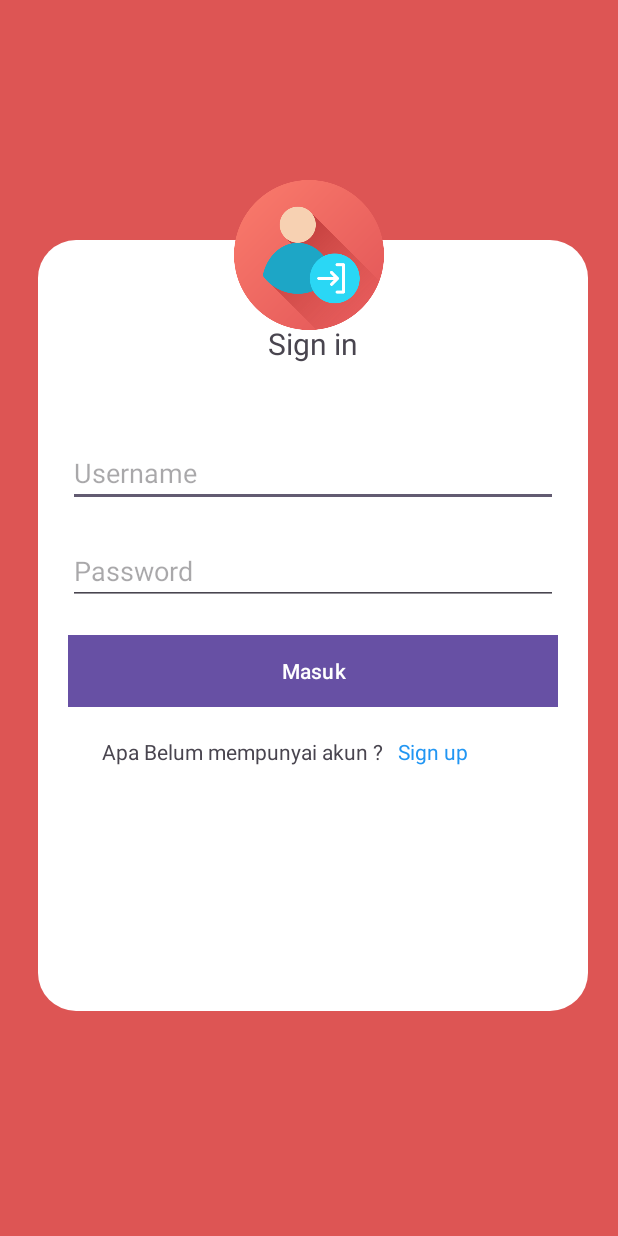
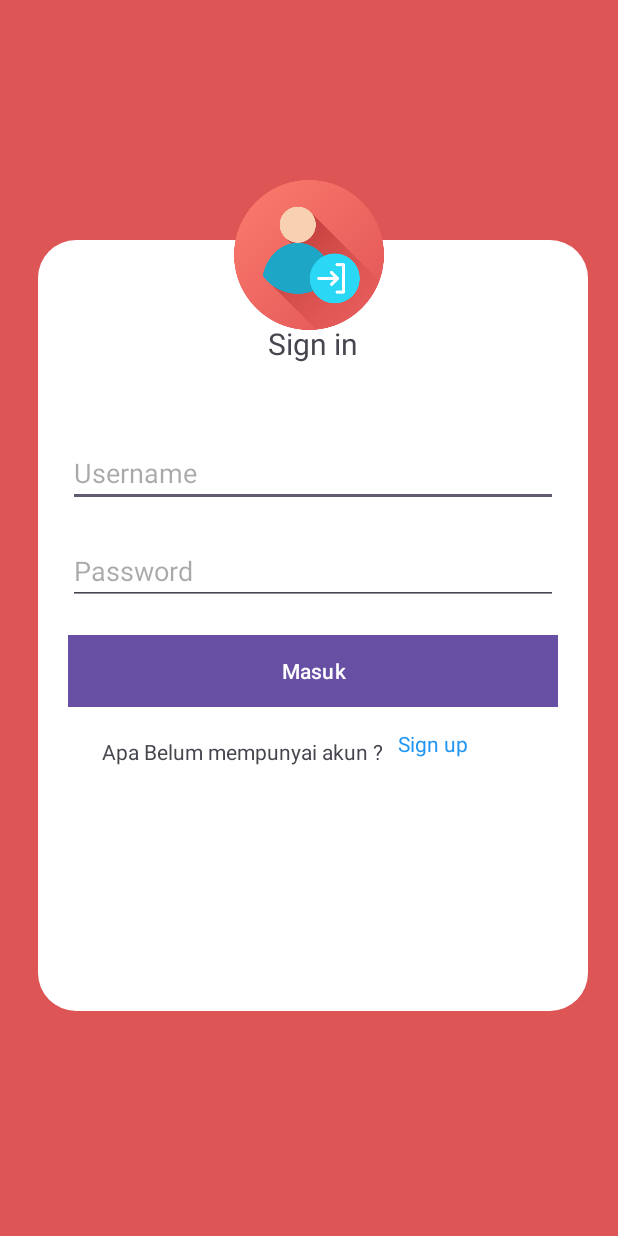
Before and after one commit to Bayusatriooo/TA-PM-TK22A-REMBO2, an Android app: the screen it shows after launch (LoginActivity), on a phone screen of 412 x 824 dp. Run offline under Robolectric (Android 15) with nearby library versions, the phone set to English and light mode, and no system bars; 1 statement that could not run was skipped.

Commit message:
master : megubah margin top di dibagian sig in

```diff
--- a/program/app/src/main/res/layout/activity_login.xml
+++ b/program/app/src/main/res/layout/activity_login.xml
@@ -84,7 +84,7 @@
                     android:id="@+id/txRegis"
                     android:layout_width="wrap_content"
                     android:layout_height="wrap_content"
-                    android:layout_marginTop="25dp"
+                    android:layout_marginTop="20dp"
                     android:gravity="center_horizontal"
                     android:text="Sign up"
                     android:textColor="#2196F3" />
```
Also changed, not shown: 1 other file.
